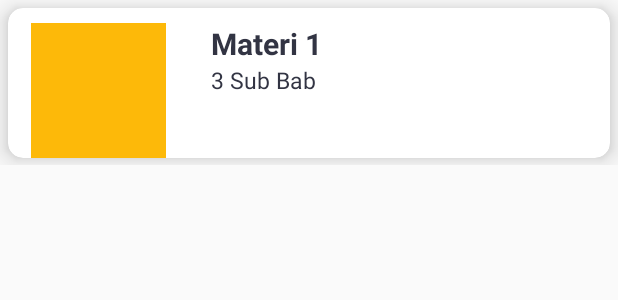
After one commit to danangwijaya750/e-cappy, an Android app: the layout item_layout.xml on its own in the app's theme, with its tools: preview values and no code run, on a phone screen of 412 x 824 dp. The commit adds this screen. Shown: the top 300 px of the screen. Run offline under Robolectric (Android 15) with nearby library versions, the phone set to English and light mode, and no system bars.

Commit message:
create materi UI

```diff
--- /dev/null
+++ b/app/src/main/res/layout/item_layout.xml
@@ -0,0 +1,55 @@
+<?xml version="1.0" encoding="utf-8"?>
+<androidx.appcompat.widget.LinearLayoutCompat xmlns:android="http://schemas.android.com/apk/res/android"
+    xmlns:app="http://schemas.android.com/apk/res-auto"
+    android:layout_width="match_parent"
+    android:layout_height="110dp"
+    android:orientation="vertical">
+
+    <androidx.cardview.widget.CardView
+        android:layout_width="match_parent"
+        android:layout_height="100dp"
+        android:layout_margin="5dp"
+        app:cardCornerRadius="10dp"
+        app:cardElevation="10dp">
+
+        <androidx.constraintlayout.widget.ConstraintLayout
+            android:layout_width="match_parent"
+            android:layout_height="match_parent">
+
+            <ImageView
+                android:id="@+id/iv_materi"
+                android:layout_width="90dp"
+                android:layout_height="0dp"
+                android:layout_marginStart="15dp"
+                android:layout_marginTop="10dp"
+                android:src="@color/softYellow"
+                app:layout_constraintBottom_toBottomOf="parent"
+                app:layout_constraintStart_toStartOf="parent"
+                app:layout_constraintTop_toTopOf="parent" />
+
+            <TextView
+                android:id="@+id/tv_materi"
+                android:layout_width="wrap_content"
+                android:layout_height="wrap_content"
+                android:layout_marginStart="30dp"
+                android:layout_marginTop="10dp"
+                android:text="Materi 1"
+                android:textColor="@color/colorAccent"
+                android:textSize="20sp"
+                android:textStyle="bold"
+                app:layout_constraintStart_toEndOf="@id/iv_materi"
+                app:layout_constraintTop_toTopOf="parent" />
+
+            <TextView
+                android:id="@+id/tv_sub_materi"
+                android:layout_width="wrap_content"
+                android:layout_height="wrap_content"
+                android:layout_marginStart="30dp"
+                android:text="3 Sub Bab"
+                android:textColor="@color/colorAccent"
+                android:textSize="15sp"
+                app:layout_constraintStart_toEndOf="@id/iv_materi"
+                app:layout_constraintTop_toBottomOf="@id/tv_materi" />
+        </androidx.constraintlayout.widget.ConstraintLayout>
+    </androidx.cardview.widget.CardView>
+</androidx.appcompat.widget.LinearLayoutCompat>
```
Also changed, not shown: app/src/main/java/id/infiniteuny/mediapembelajaran/data/MateriModel.kt (added, +9 -0 lines), app/src/main/java/id/infiniteuny/mediapembelajaran/ui/materi/MateriVH.kt (added, +18 -0 lines), app/src/main/res/layout/activity_materi.xml (+21 -13 lines), app/src/main/java/id/infiniteuny/mediapembelajaran/ui/materi/MateriActivity.kt (line endings or trailing spaces).
